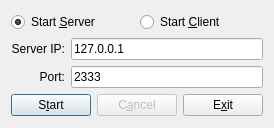
The window that frmstart.ui (dkz051/chess) describes before a commit, drawn with Qt 5.
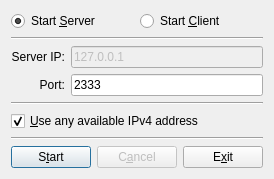
The same window after the commit.

```diff
--- a/frmstart.ui
+++ b/frmstart.ui
@@ -7,9 +7,15 @@
     <x>0</x>
     <y>0</y>
     <width>268</width>
-    <height>128</height>
+    <height>178</height>
    </rect>
   </property>
+  <property name="sizePolicy">
+   <sizepolicy hsizetype="Preferred" vsizetype="Preferred">
+    <horstretch>0</horstretch>
+    <verstretch>0</verstretch>
+   </sizepolicy>
+  </property>
   <property name="font">
    <font>
     <family>Segoe UI</family>
@@ -21,10 +27,10 @@
   <property name="locale">
    <locale language="English" country="UnitedStates"/>
   </property>
-  <layout class="QGridLayout" name="gridLayout_3">
+  <layout class="QGridLayout" name="gridLayout_2">
    <item row="0" column="0">
-    <layout class="QGridLayout" name="gridLayout_2">
-     <item row="0" column="0">
+    <layout class="QVBoxLayout" name="verticalLayout_2">
+     <item>
       <layout class="QHBoxLayout" name="horizontalLayout">
        <item>
         <widget class="QRadioButton" name="optServer">
@@ -45,7 +51,14 @@
        </item>
       </layout>
      </item>
-     <item row="1" column="0">
+     <item>
+      <widget class="Line" name="line_2">
+       <property name="orientation">
+        <enum>Qt::Horizontal</enum>
+       </property>
+      </widget>
+     </item>
+     <item>
       <layout class="QGridLayout" name="gridLayout">
        <item row="1" column="1">
         <widget class="QLineEdit" name="txtPort">
@@ -59,6 +72,9 @@
        </item>
        <item row="0" column="1">
         <widget class="QLineEdit" name="txtServerIp">
+         <property name="enabled">
+          <bool>false</bool>
+         </property>
          <property name="text">
           <string>127.0.0.1</string>
          </property>
@@ -75,6 +91,9 @@
          <property name="alignment">
           <set>Qt::AlignRight|Qt::AlignTrailing|Qt::AlignVCenter</set>
          </property>
+         <property name="wordWrap">
+          <bool>false</bool>
+         </property>
         </widget>
        </item>
        <item row="0" column="0">
@@ -89,7 +108,38 @@
        </item>
       </layout>
      </item>
-     <item row="2" column="0">
+     <item>
+      <widget class="Line" name="line_3">
+       <property name="orientation">
+        <enum>Qt::Horizontal</enum>
+       </property>
+      </widget>
+     </item>
+     <item>
+      <layout class="QVBoxLayout" name="verticalLayout">
+       <item>
+        <widget class="QCheckBox" name="chkAnyIp">
+         <property name="text">
+          <string>&amp;Use any available IPv4 address</string>
+         </property>
+         <property name="checkable">
+          <bool>true</bool>
+         </property>
+         <property name="checked">
+          <bool>true</bool>
+         </property>
+        </widget>
+       </item>
+      </layout>
+     </item>
+     <item>
+      <widget class="Line" name="line">
+       <property name="orientation">
+        <enum>Qt::Horizontal</enum>
+       </property>
+      </widget>
+     </item>
+     <item>
       <layout class="QHBoxLayout" name="horizontalLayout_2">
        <item>
         <widget class="QPushButton" name="btnStart">
```
Left out of the diff: 23 changed lines with no effect on the pictures.
